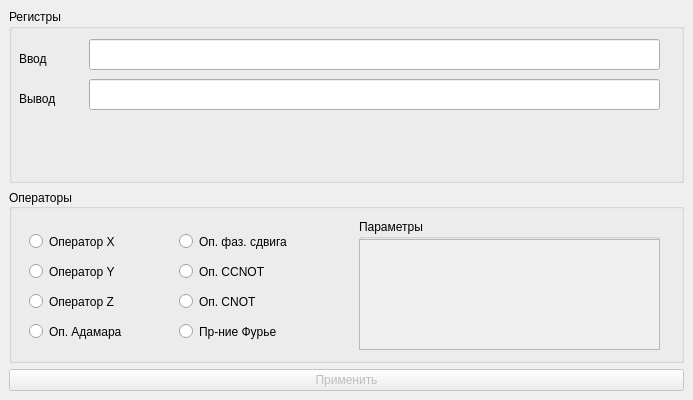
Before: the Qt Designer form form.ui in fufik/qlib, drawn with Qt 5.
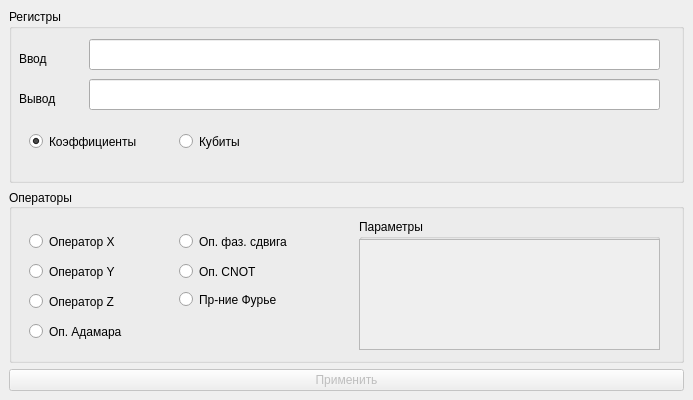
After: the same form once the commit is applied.

Commit message: Scale CNOT, R, change form

```diff
--- a/form.ui
+++ b/form.ui
@@ -81,6 +81,35 @@
         <string>Вывод</string>
        </property>
       </widget>
+      <widget class="QRadioButton" name="rb_coef">
+       <property name="geometry">
+        <rect>
+         <x>20</x>
+         <y>120</y>
+         <width>141</width>
+         <height>25</height>
+        </rect>
+       </property>
+       <property name="text">
+        <string>Коэффициенты</string>
+       </property>
+       <property name="checked">
+        <bool>true</bool>
+       </property>
+      </widget>
+      <widget class="QRadioButton" name="rb_qbit">
+       <property name="geometry">
+        <rect>
+         <x>170</x>
+         <y>120</y>
+         <width>113</width>
+         <height>25</height>
+        </rect>
+       </property>
+       <property name="text">
+        <string>Кубиты</string>
+       </property>
+      </widget>
      </widget>
     </item>
     <item>
@@ -143,19 +172,6 @@
         <string>Оп. Адамара</string>
        </property>
       </widget>
-      <widget class="QRadioButton" name="b_CCNOT">
-       <property name="geometry">
-        <rect>
-         <x>170</x>
-         <y>70</y>
-         <width>113</width>
-         <height>25</height>
-        </rect>
-       </property>
-       <property name="text">
-        <string>Оп. CCNOT</string>
-       </property>
-      </widget>
       <widget class="QRadioButton" name="b_R">
        <property name="geometry">
         <rect>
@@ -173,9 +189,9 @@
        <property name="geometry">
         <rect>
          <x>170</x>
-         <y>130</y>
+         <y>100</y>
          <width>211</width>
-         <height>25</height>
+         <height>21</height>
         </rect>
        </property>
        <property name="text">
@@ -225,7 +241,7 @@
        <property name="geometry">
         <rect>
          <x>170</x>
-         <y>100</y>
+         <y>70</y>
          <width>113</width>
          <height>25</height>
         </rect>
```
The commit also changes 1 other file.
